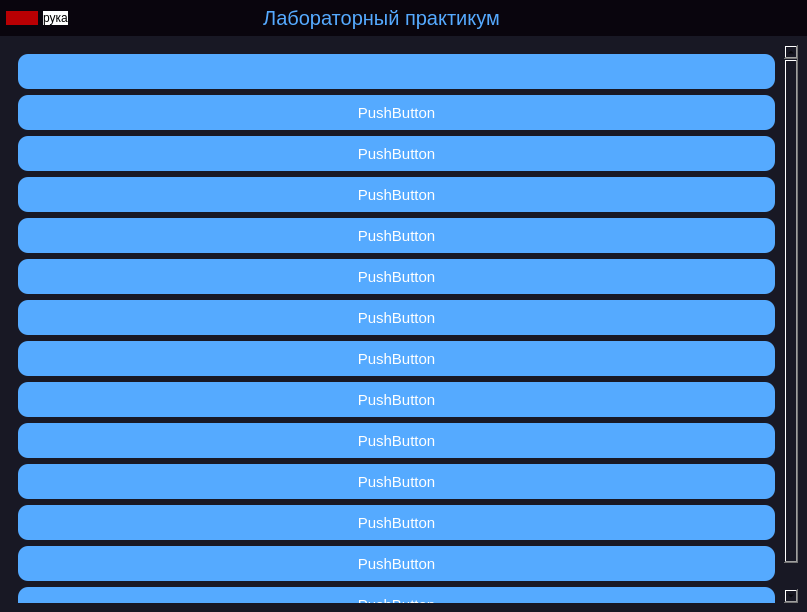
Old version of the form src/interface.ui in the repository KirillGalacti/raspberry.
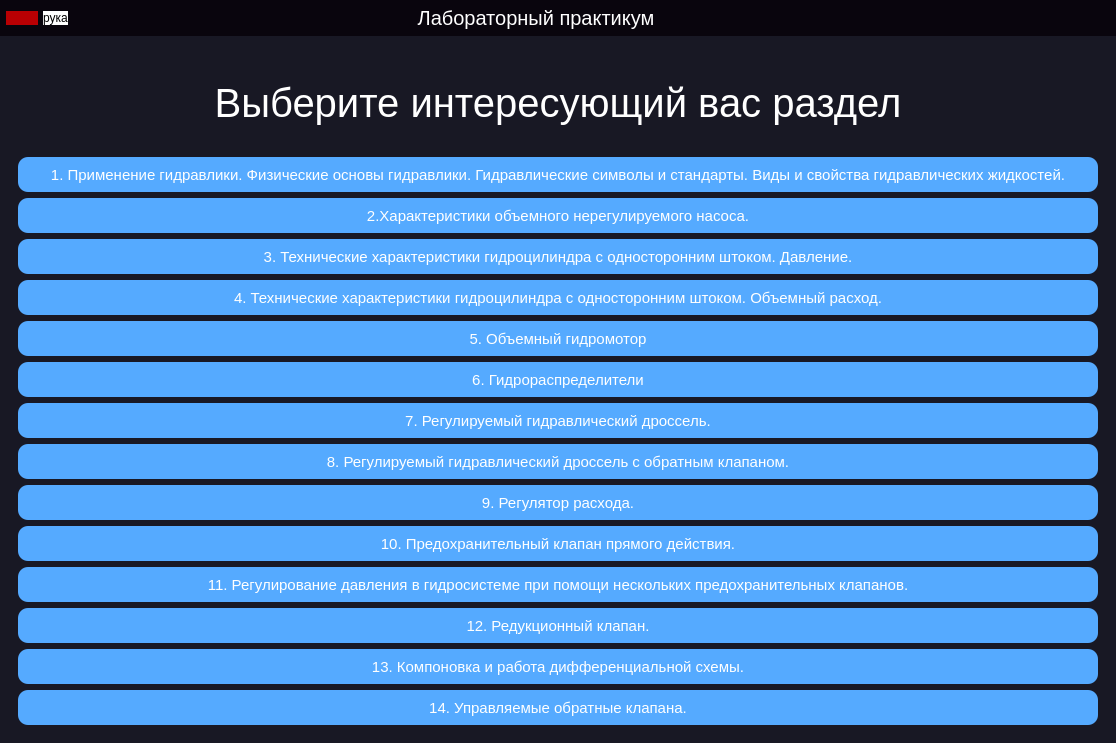
New version of the form. The open tabs and pages were chosen to show the change. Icons and pictures are not drawn.

The edit to the form file:
```diff
--- a/src/interface.ui
+++ b/src/interface.ui
@@ -6,8 +6,8 @@
    <rect>
     <x>0</x>
     <y>0</y>
-    <width>807</width>
-    <height>612</height>
+    <width>1116</width>
+    <height>743</height>
    </rect>
   </property>
   <property name="windowTitle">
@@ -182,7 +182,6 @@
              <string notr="true">QLabel{
 	color:white;
 	font-size: 20px;
-	color: rgb(85, 170, 255)
 }</string>
             </property>
             <property name="text">
@@ -324,18 +323,22 @@
                <property name="currentIndex">
                 <number>1</number>
                </property>
-               <widget class="QWidget" name="page_2">
-                <property name="styleSheet">
-                 <string notr="true">QPushButton{
-	color: white;
-	background:rgb(85, 170, 255);
-	height: 35px;
- 	border-radius:10px;
-	font-size:15px;
-}</string>
-                </property>
-                <layout class="QGridLayout" name="gridLayout_2">
-                 <item row="0" column="0">
+               <widget class="QWidget" name="page_fourteen_learn"/>
+               <widget class="QWidget" name="page_theerteen_learn"/>
+               <widget class="QWidget" name="page_twelve_learn"/>
+               <widget class="QWidget" name="page_eleven_learn"/>
+               <widget class="QWidget" name="page_ten_learn"/>
+               <widget class="QWidget" name="page_nine_learn"/>
+               <widget class="QWidget" name="page_eight_learn"/>
+               <widget class="QWidget" name="page_seven_learn"/>
+               <widget class="QWidget" name="page_six_learn"/>
+               <widget class="QWidget" name="page_five_learn"/>
+               <widget class="QWidget" name="page_four_learn"/>
+               <widget class="QWidget" name="page_three_learn"/>
+               <widget class="QWidget" name="page_two_learn"/>
+               <widget class="QWidget" name="page_one_learn">
+                <layout class="QVBoxLayout" name="verticalLayout_2">
+                 <item>
                   <widget class="QScrollArea" name="scrollArea_2">
                    <property name="widgetResizable">
                     <bool>true</bool>
@@ -345,106 +348,19 @@
                      <rect>
                       <x>0</x>
                       <y>0</y>
-                      <width>772</width>
-                      <height>586</height>
+                      <width>1094</width>
+                      <height>679</height>
                      </rect>
                     </property>
                     <layout class="QVBoxLayout" name="verticalLayout_4">
                      <item>
-                      <widget class="QPushButton" name="pushButton_23">
-                       <property name="text">
-                        <string/>
-                       </property>
-                      </widget>
-                     </item>
-                     <item>
-                      <widget class="QPushButton" name="pushButton_22">
-                       <property name="text">
-                        <string>PushButton</string>
-                       </property>
-                      </widget>
-                     </item>
-                     <item>
-                      <widget class="QPushButton" name="pushButton_24">
-                       <property name="text">
-                        <string>PushButton</string>
-                       </property>
-                      </widget>
-                     </item>
-                     <item>
-                      <widget class="QPushButton" name="pushButton_20">
-                       <property name="text">
-                        <string>PushButton</string>
-                       </property>
-                      </widget>
-                     </item>
-                     <item>
-                      <widget class="QPushButton" name="pushButton_19">
-                       <property name="text">
-                        <string>PushButton</string>
-                       </property>
-                      </widget>
-                     </item>
-                     <item>
-                      <widget class="QPushButton" name="pushButton_25">
-                       <property name="text">
-                        <string>PushButton</string>
-                       </property>
-                      </widget>
-                     </item>
-                     <item>
-                      <widget class="QPushButton" name="pushButton">
-                       <property name="text">
-                        <string>PushButton</string>
-                       </property>
-                      </widget>
-                     </item>
-                     <item>
-                      <widget class="QPushButton" name="pushButton_26">
-                       <property name="text">
-                        <string>PushButton</string>
-                       </property>
-                      </widget>
-                     </item>
-                     <item>
-                      <widget class="QPushButton" name="pushButton_18">
-                       <property name="text">
-                        <string>PushButton</string>
-                       </property>
-                      </widget>
-                     </item>
-                     <item>
-                      <widget class="QPushButton" name="pushButton_21">
-                       <property name="text">
-                        <string>PushButton</string>
-                       </property>
-                      </widget>
-                     </item>
-                     <item>
-                      <widget class="QPushButton" name="pushButton_3">
-                       <property name="text">
-                        <string>PushButton</string>
-                       </property>
-                      </widget>
-                     </item>
-                     <item>
-                      <widget class="QPushButton" name="pushButton_2">
-                       <property name="text">
-                        <string>PushButton</string>
-                       </property>
-                      </widget>
-                     </item>
-                     <item>
-                      <widget class="QPushButton" name="pushButton_27">
-                       <property name="text">
-                        <string>PushButton</string>
-                       </property>
-                      </widget>
-                     </item>
-                     <item>
-                      <widget class="QPushButton" name="pushButton_28">
-                       <property name="text">
-                        <string>PushButton</string>
+                      <widget class="QTextBrowser" name="textBrowser">
+                       <property name="html">
+                        <string>&lt;!DOCTYPE HTML PUBLIC &quot;-//W3C//DTD HTML 4.0//EN&quot; &quot;http://www.w3.org/TR/REC-html40/strict.dtd&quot;&gt;
+&lt;html&gt;&lt;head&gt;&lt;meta name=&quot;qrichtext&quot; content=&quot;1&quot; /&gt;&lt;style type=&quot;text/css&quot;&gt;
+p, li { white-space: pre-wrap; }
+&lt;/style&gt;&lt;/head&gt;&lt;body style=&quot; font-family:'MS Shell Dlg 2'; font-size:7.8pt; font-weight:400; font-style:normal;&quot;&gt;
+&lt;p style=&quot; margin-top:0px; margin-bottom:0px; margin-left:0px; margin-right:0px; -qt-block-indent:0; text-indent:0px;&quot;&gt;&lt;span style=&quot; color:#ffffff;&quot;&gt;12&lt;/span&gt;&lt;/p&gt;&lt;/body&gt;&lt;/html&gt;</string>
                        </property>
                       </widget>
                      </item>
@@ -462,6 +378,11 @@
 	height: 35px;
  	border-radius:10px;
 	font-size:15px;
+}
+
+QLabel{
+	color:white;
+	font-size: 40px;
 }</string>
                 </property>
                 <layout class="QGridLayout" name="gridLayout">
@@ -475,106 +396,161 @@
                      <rect>
                       <x>0</x>
                       <y>0</y>
-                      <width>772</width>
-                      <height>586</height>
+                      <width>1094</width>
+                      <height>679</height>
                      </rect>
                     </property>
                     <layout class="QVBoxLayout" name="verticalLayout_3">
                      <item>
-                      <widget class="QPushButton" name="pushButton_4">
+                      <widget class="QLabel" name="label">
                        <property name="text">
-                        <string>1. </string>
+                        <string>Выберите интересующий вас раздел</string>
                        </property>
+                       <property name="alignment">
+                        <set>Qt::AlignCenter</set>
+                       </property>
                       </widget>
                      </item>
                      <item>
-                      <widget class="QPushButton" name="pushButton_6">
+                      <widget class="QPushButton" name="one_learn">
+                       <property name="layoutDirection">
+                        <enum>Qt::RightToLeft</enum>
+                       </property>
                        <property name="text">
-                        <string>PushButton</string>
+                        <string>1. Применение гидравлики. Физические основы гидравлики. Гидравлические символы и стандарты. Виды и свойства гидравлических жидкостей.</string>
                        </property>
+                       <property name="autoDefault">
+                        <bool>false</bool>
+                       </property>
                       </widget>
                      </item>
                      <item>
                       <widget class="QPushButton" name="pushButton_13">
                        <property name="text">
-                        <string>PushButton</string>
+                        <string>2.Характеристики объемного нерегулируемого насоса.</string>
                        </property>
+                       <property name="autoDefault">
+                        <bool>false</bool>
+                       </property>
                       </widget>
                      </item>
                      <item>
                       <widget class="QPushButton" name="pushButton_5">
                        <property name="text">
-                        <string>PushButton</string>
+                        <string>3. Технические характеристики гидроцилиндра с односторонним штоком. Давление.</string>
                        </property>
+                       <property name="autoDefault">
+                        <bool>false</bool>
+                       </property>
                       </widget>
                      </item>
                      <item>
                       <widget class="QPushButton" name="pushButton_12">
                        <property name="text">
-                        <string>PushButton</string>
+                        <string>4. Технические характеристики гидроцилиндра с односторонним штоком. Объемный расход.</string>
                        </property>
+                       <property name="autoDefault">
+                        <bool>false</bool>
+                       </property>
                       </widget>
                      </item>
                      <item>
                       <widget class="QPushButton" name="pushButton_11">
                        <property name="text">
-                        <string>PushButton</string>
+                        <string>5. Объемный гидромотор</string>
                        </property>
+                       <property name="autoDefault">
+                        <bool>false</bool>
+                       </property>
                       </widget>
                      </item>
                      <item>
                       <widget class="QPushButton" name="pushButton_17">
                        <property name="text">
-                        <string>PushButton</string>
+                        <string>6. Гидрораспределители</string>
                        </property>
+                       <property name="autoDefault">
+                        <bool>false</bool>
+                       </property>
                       </widget>
                      </item>
                      <item>
                       <widget class="QPushButton" name="pushButton_8">
                        <property name="text">
-                        <string>PushButton</string>
+                        <string>7. Регулируемый гидравлический дроссель.</string>
                        </property>
+                       <property name="autoDefault">
+                        <bool>false</bool>
+                       </property>
                       </widget>
                      </item>
                      <item>
                       <widget class="QPushButton" name="pushButton_7">
                        <property name="text">
-                        <string>PushButton</string>
+                        <string>8. Регулируемый гидравлический дроссель с обратным клапаном.</string>
                        </property>
+                       <property name="autoDefault">
+                        <bool>false</bool>
+                       </property>
                       </widget>
                      </item>
                      <item>
                       <widget class="QPushButton" name="pushButton_16">
                        <property name="text">
-                        <string>PushButton</string>
+                        <string>9. Регулятор расхода.</string>
                        </property>
+                       <property name="autoDefault">
+                        <bool>false</bool>
+                       </property>
                       </widget>
                      </item>
                      <item>
                       <widget class="QPushButton" name="pushButton_14">
                        <property name="text">
-                        <string>PushButton</string>
+                        <string>10. Предохранительный клапан прямого действия.</string>
                        </property>
+                       <property name="autoDefault">
+                        <bool>false</bool>
+                       </property>
                       </widget>
                      </item>
                      <item>
                       <widget class="QPushButton" name="pushButton_10">
                        <property name="text">
-                        <string>PushButton</string>
+                        <string>11. Регулирование давления в гидросистеме при помощи нескольких предохранительных клапанов.</string>
                        </property>
+                       <property name="autoDefault">
+                        <bool>false</bool>
+                       </property>
                       </widget>
                      </item>
                      <item>
                       <widget class="QPushButton" name="pushButton_9">
                        <property name="text">
-                        <string>PushButton</string>
+                        <string>12. Редукционный клапан.</string>
                        </property>
+                       <property name="autoDefault">
+                        <bool>false</bool>
+                       </property>
                       </widget>
                      </item>
                      <item>
                       <widget class="QPushButton" name="pushButton_15">
                        <property name="text">
-                        <string>PushButton</string>
+                        <string>13. Компоновка и работа дифференциальной схемы.</string>
+                       </property>
+                       <property name="autoDefault">
+                        <bool>false</bool>
+                       </property>
+                      </widget>
+                     </item>
+                     <item>
+                      <widget class="QPushButton" name="fourteen_learn">
+                       <property name="text">
+                        <string>14. Управляемые обратные клапана.</string>
+                       </property>
+                       <property name="autoDefault">
+                        <bool>false</bool>
                        </property>
                       </widget>
                      </item>
```
Left out of the diff: 120 changed lines with no effect on the pictures.
